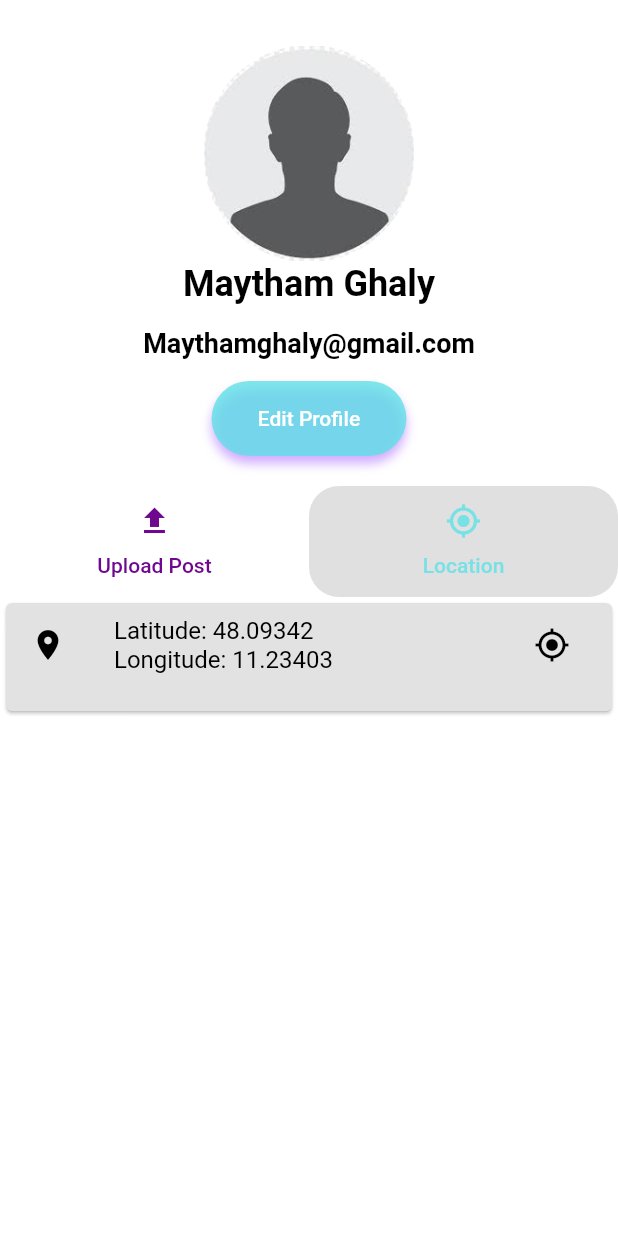
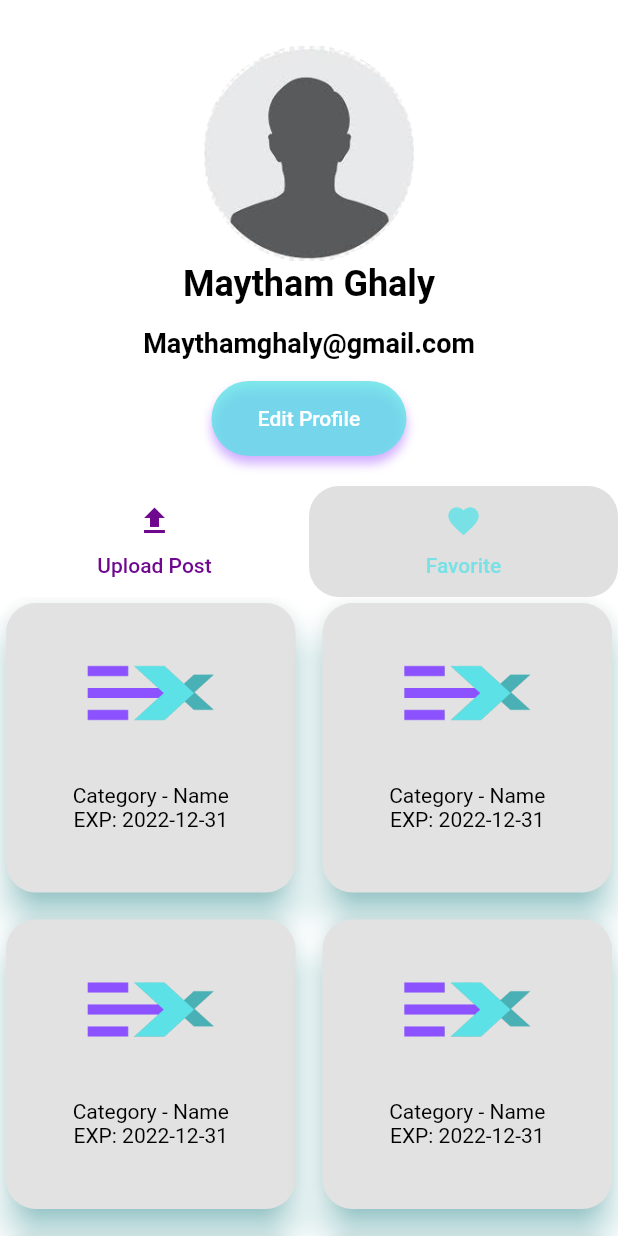
Before and after one commit to MaythamGhaly/exchange-app, a Flutter app: the Profile widget shown alone on an empty page, opened directly, tab 2 chosen, on a phone screen of 412 x 824 dp. Run offline on Flutter 3.47's test engine with Material 2 defaults, Android fonts, the phone set to English and light mode, and no system bars; our stand-ins replace carousel_slider, drop_shadow_image, image_picker, shared_preferences; accounts and stored records are empty.

Commit message:
frontend: finish profile page

```diff
--- a/frontend/lib/screens/profile.dart
+++ b/frontend/lib/screens/profile.dart
@@ -3,6 +3,7 @@ import 'package:frontend/screens/login.dart';
 
 import 'chatingPage.dart';
 import 'components/customButton.dart';
+import 'components/uploadPost.dart';
 
 class Profile extends StatefulWidget {
   @override
@@ -11,6 +12,19 @@ class Profile extends StatefulWidget {
 
 class _ProfileState extends State<Profile> with TickerProviderStateMixin {
   late TabController _controller;
+  List test = [
+    "test",
+    "test2",
+    "Stest3",
+    "test4",
+    "test4",
+    "test4",
+    "test4",
+    "test4",
+    "test4",
+    "test4",
+    "test4"
+  ];
 
   @override
   void initState() {
@@ -22,9 +36,9 @@ class _ProfileState extends State<Profile> with TickerProviderStateMixin {
   @override
   Widget build(BuildContext context) {
     return SingleChildScrollView(
+        scrollDirection: Axis.vertical,
         child: Column(children: <Widget>[
           SizedBox(
-        height: 500,
             child: Column(children: <Widget>[
               Container(
                 margin: const EdgeInsets.only(top: 30),
@@ -68,7 +82,7 @@ class _ProfileState extends State<Profile> with TickerProviderStateMixin {
                 child: TabBar(
                   indicatorColor: const Color.fromARGB(200, 92, 225, 230),
                   splashBorderRadius: BorderRadius.circular(20),
-              automaticIndicatorColorAdjustment: true,
+                  automaticIndicatorColorAdjustment: false,
                   labelColor: const Color.fromARGB(200, 92, 225, 230),
                   unselectedLabelColor: const Color.fromARGB(255, 111, 8, 143),
                   controller: _controller,
@@ -80,33 +94,54 @@ class _ProfileState extends State<Profile> with TickerProviderStateMixin {
                       text: 'Upload Post',
                     ),
                     Tab(
-                  icon: Icon(Icons.my_location),
-                  text: 'Location',
+                      icon: Icon(Icons.favorite),
+                      text: 'Favorite',
                     ),
                   ],
                 ),
               ),
               Container(
-            height: 80.0,
+                height: 500,
                 child: TabBarView(
                   controller: _controller,
                   children: <Widget>[
-                const Card(
-                  child: ListTile(
-                    leading: Icon(Icons.home),
-                    title: TextField(
-                      decoration:
-                          InputDecoration(hintText: 'Search for address...'),
+                    UploadPost(),
+                    SizedBox(
+                      height: 500,
+                      child: GridView(
+                        gridDelegate:
+                            const SliverGridDelegateWithFixedCrossAxisCount(
+                          // number of items per row
+                          crossAxisCount: 2,
+                          // vertical spacing between the items
+                          mainAxisSpacing: 10,
+                          // horizontal spacing between the items
+                          crossAxisSpacing: 10,
                         ),
+                        children: test
+                            .map((item) => Card(
+                                  elevation: 10,
+                                  shadowColor:
+                                      const Color.fromARGB(255, 92, 225, 230),
+                                  shape: RoundedRectangleBorder(
+                                      borderRadius: BorderRadius.circular(20)),
+                                  child: InkWell(
+                                      onTap: () {
+                                        print("hi");
+                                      },
+                                      child: Column(
+                                        children: [
+                                          Image.asset(
+                                            'assets/Exchange-logo.png',
+                                            width: 120,
+                                            height: 120,
                                           ),
-                ),
-                Card(
-                  child: ListTile(
-                    leading: const Icon(Icons.location_on),
-                    title:
-                        const Text('Latitude: 48.09342\nLongitude: 11.23403'),
-                    trailing: IconButton(
-                        icon: const Icon(Icons.my_location), onPressed: () {}),
+                                          const Text('Category - Name'),
+                                          const Text('EXP: 2022-12-31'),
+                                        ],
+                                      )),
+                                ))
+                            .toList(),
                       ),
                     ),
                   ],
```
Lines whose indentation alone changed are shown as unchanged.
